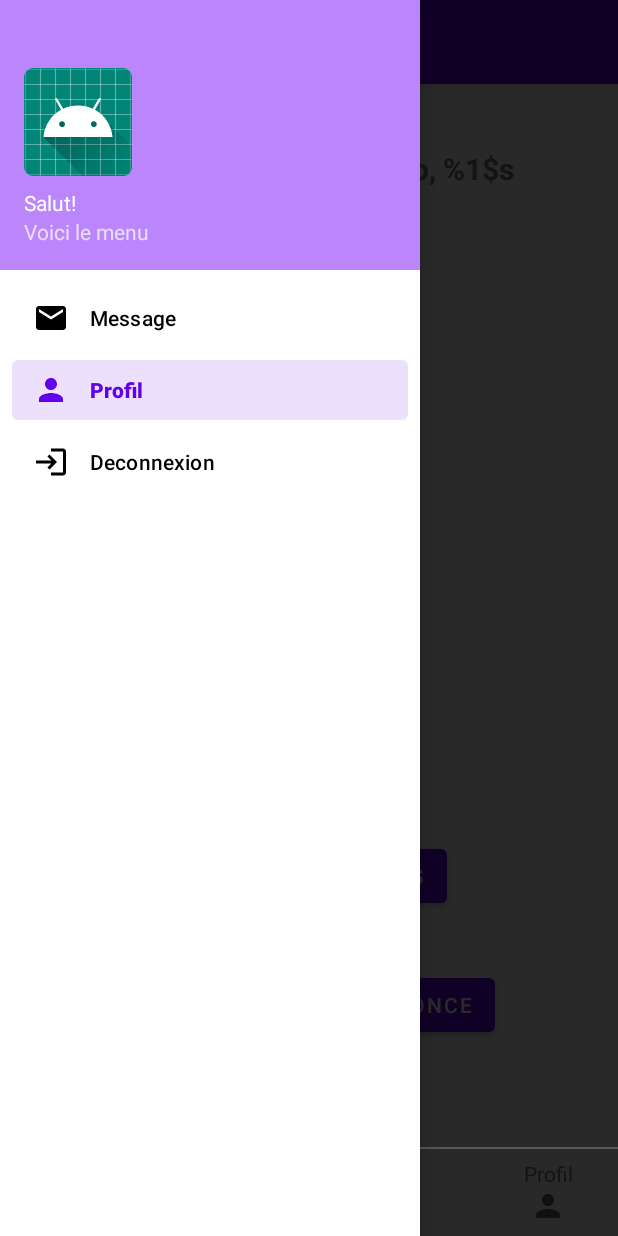
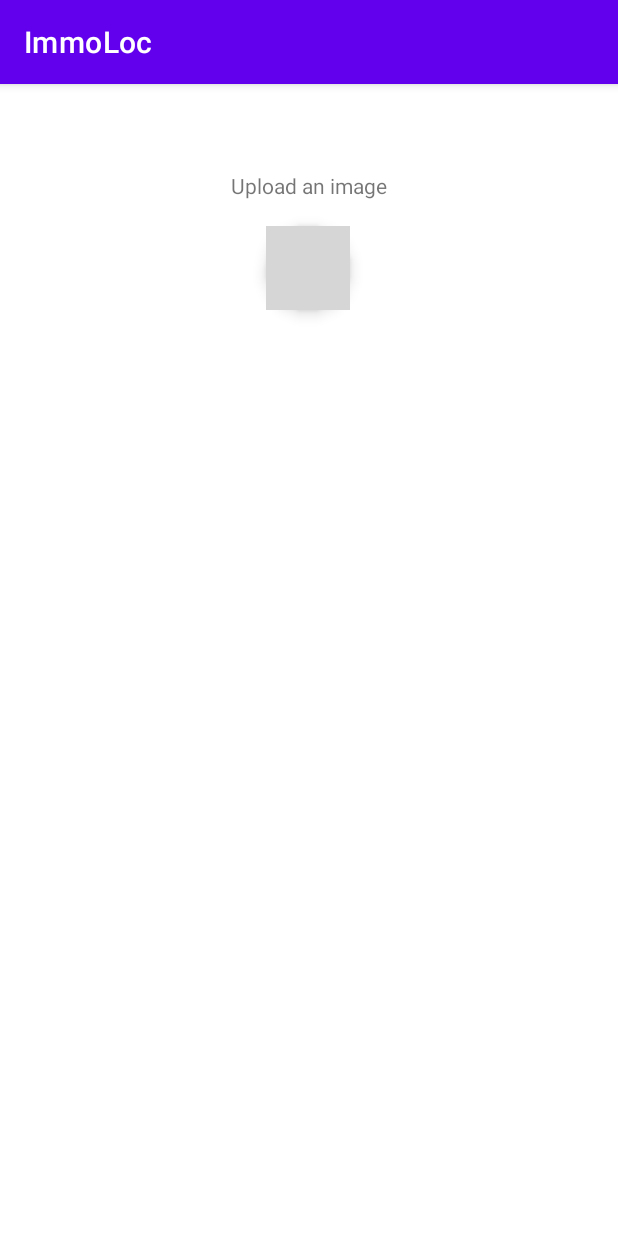
Before and after one commit to ETS-Android3/ImmoLoc, an Android app: the HomeActivity screen opened directly, with no data from a screen before it, in the side drawer, after a tap on "Profil", on a phone screen of 412 x 824 dp. Run offline under Robolectric (Android 15) with nearby library versions, the phone set to English and light mode, and no system bars; grey boxes are pictures that could not be loaded.

Commit message:
first implementation of profile page and corrected some lines

```diff
--- a/app/src/main/AndroidManifest.xml
+++ b/app/src/main/AndroidManifest.xml
@@ -2,6 +2,12 @@
 <manifest xmlns:android="http://schemas.android.com/apk/res/android"
     package="com.example.immoloc"
     >
+
+    <uses-permission android:name="android.permission.INTERNET" />
+    <uses-permission android:name="android.permission.ACCESS_NETWORK_STATE" />
+    <uses-permission android:name="android.permission.WRITE_EXTERNAL_STORAGE" />
+    <uses-permission android:name="android.permission.READ_EXTERNAL_STORAGE" />
+    <uses-permission android:name="android.permission.CAMERA" />
 
     <application
         android:allowBackup="true"
@@ -45,6 +51,9 @@
         <activity
             android:name=".AddAd">
         </activity>
+        <activity
+            android:name=".ProfileActivity">
+        </activity>
 
 
     </application>
--- a/app/src/main/java/com/example/immoloc/HomeActivity.java
+++ b/app/src/main/java/com/example/immoloc/HomeActivity.java
@@ -6,24 +6,22 @@ import androidx.appcompat.app.AppCompatActivity;
 import androidx.appcompat.widget.Toolbar;
 import androidx.core.view.GravityCompat;
 import androidx.drawerlayout.widget.DrawerLayout;
+import androidx.lifecycle.Lifecycle;
 
 import android.content.Intent;
-import android.content.res.Resources;
 import android.os.Bundle;
 import android.util.Log;
 import android.view.MenuItem;
-import android.view.View;
 import android.widget.Button;
 import android.widget.TextView;
 import android.widget.Toast;
 
-import com.example.immoloc.database.User;
 import com.google.android.material.navigation.NavigationView;
 
 public class HomeActivity extends AppCompatActivity implements NavigationView.OnNavigationItemSelectedListener {
 
     private DrawerLayout drawer;
-    public TextView search;
+    public TextView search, profile, home;
     public Button mesAnnonces, ajouterAnnonce;
 
     @Override
@@ -61,17 +59,26 @@ public class HomeActivity extends AppCompatActivity implements NavigationView.On
 
         // Au clic sur le bouton recherche du footer
         search = findViewById(R.id.searchBtn);
-        search.setOnClickListener(new View.OnClickListener(){
-            @Override
-            public void onClick(View v){
-                Intent redirection = new Intent(v.getContext(), SearchActivity.class);
+        search.setOnClickListener(v -> {
+            Intent redirection = new Intent(v.getContext(), SearchActivity.class);
+            startActivity(redirection);
+        });
+        // Au clic sur le bouton accueil du footer
+        home = findViewById(R.id.homeBtn);
+        home.setOnClickListener(v -> {
+            if(getLifecycle().getCurrentState().isAtLeast(Lifecycle.State.STARTED)){
+                Toast.makeText(this, "Vous êtes déjà dans la page d'accueil", Toast.LENGTH_SHORT).show();
+            } else {
+                Intent redirection = new Intent(v.getContext(), HomeActivity.class);
                 startActivity(redirection);
             }
         });
-        // Au clic sur le bouton accueil du footer
-        // à implémenter
         // Au clic sur le bouton profil du footer
-        // à implémenter
+        profile = findViewById(R.id.profileBtn);
+        profile.setOnClickListener(v -> {
+            Intent redirection = new Intent(v.getContext(), ProfileActivity.class);
+            startActivity(redirection);
+        });
 
       // Pour la déconnexion
       if (getIntent().getBooleanExtra("EXIT", false)) {
@@ -96,8 +103,8 @@ public class HomeActivity extends AppCompatActivity implements NavigationView.On
                   return true;
 
               case R.id.nav_profile:
-                  Toast.makeText(this, "Page pas encore implémentée", Toast.LENGTH_SHORT).show();
-                  // à implémenter
+                  Intent redirection = new Intent(this, ProfileActivity.class);
+                  startActivity(redirection);
                   //Intent intent = new Intent(this, Profile.class);
           }
           return true;
--- /dev/null
+++ b/app/src/main/java/com/example/immoloc/ProfileActivity.java
@@ -0,0 +1,19 @@
+package com.example.immoloc;
+
+import android.os.Bundle;
+import androidx.appcompat.app.AppCompatActivity;
+
+import com.google.android.material.floatingactionbutton.FloatingActionButton;
+
+public class ProfileActivity extends AppCompatActivity {
+
+
+    FloatingActionButton addImg;
+
+    @Override
+    public void onCreate(Bundle savedInstanceState) {
+        super.onCreate(savedInstanceState);
+        setContentView(R.layout.activity_profile);
+    }
+
+}
--- /dev/null
+++ b/app/src/main/res/layout/activity_profile.xml
@@ -0,0 +1,33 @@
+<?xml version="1.0" encoding="utf-8"?>
+<androidx.constraintlayout.widget.ConstraintLayout xmlns:android="http://schemas.android.com/apk/res/android"
+    xmlns:app="http://schemas.android.com/apk/res-auto"
+    xmlns:tools="http://schemas.android.com/tools"
+    android:layout_width="match_parent"
+    android:layout_height="match_parent">
+
+    <com.google.android.material.floatingactionbutton.FloatingActionButton
+        android:id="@+id/ajouterPhoto"
+        android:layout_width="wrap_content"
+        android:layout_height="wrap_content"
+        android:clickable="true"
+        android:contentDescription="@string/addImg"
+        app:layout_constraintBottom_toBottomOf="parent"
+        app:layout_constraintEnd_toEndOf="parent"
+        app:layout_constraintHorizontal_bias="0.498"
+        app:layout_constraintStart_toStartOf="parent"
+        app:layout_constraintTop_toBottomOf="@+id/textView6"
+        app:layout_constraintVertical_bias="0.027"
+        app:srcCompat="@drawable/ic_add_photo_alternate_24px" />
+
+    <TextView
+        android:id="@+id/textView6"
+        android:layout_width="wrap_content"
+        android:layout_height="wrap_content"
+        android:layout_marginTop="58dp"
+        android:text="Upload an image"
+        app:layout_constraintEnd_toEndOf="parent"
+        app:layout_constraintStart_toStartOf="parent"
+        app:layout_constraintTop_toTopOf="parent" />
+
+
+</androidx.constraintlayout.widget.ConstraintLayout>
--- a/app/src/main/res/layout/nav_footer.xml
+++ b/app/src/main/res/layout/nav_footer.xml
@@ -20,6 +20,7 @@
             android:layout_weight="1" />
 
         <TextView
+            android:id="@+id/homeBtn"
             android:layout_width="0dp"
             android:layout_height="wrap_content"
             android:layout_weight="7"
@@ -55,7 +56,7 @@
             android:layout_weight="1" />
 
         <TextView
-            android:id="@+id/profil"
+            android:id="@+id/profileBtn"
             android:layout_width="0dp"
             android:layout_height="wrap_content"
             android:layout_weight="7"
--- a/app/src/main/res/values/strings.xml
+++ b/app/src/main/res/values/strings.xml
@@ -65,6 +65,7 @@
     <string name="resetPassText">Réinitialisez votre mot de passe</string>
     <string name="confirmPass">Confirmez votre mot de passe</string>
     <string name="confirmReinitText">Changer mon mot de passe</string>
+    <string name="addImg">Ajoute une image</string>
 
     <string-array name="typeDeBien">
         <item>Appartement</item>
```
